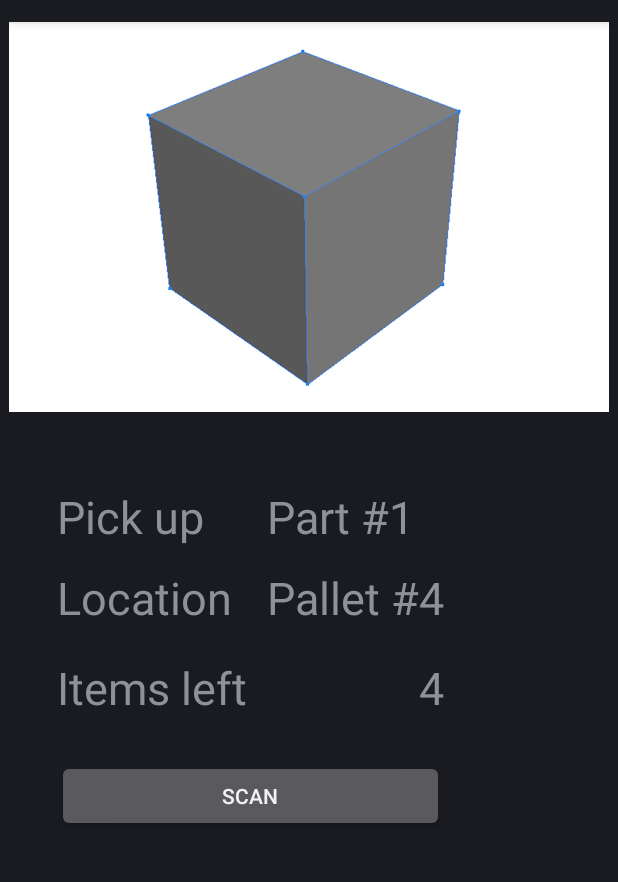
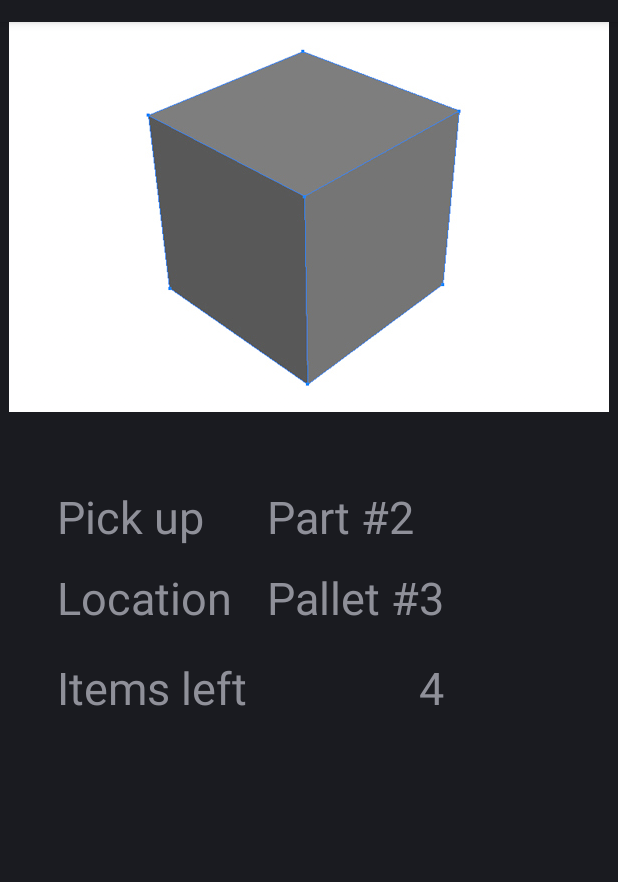
Before and after one commit to bobcob7/HackDFW2016, an Android app: the ItemActivity screen opened directly, with no data from a screen before it, on a phone screen of 412 x 824 dp, the part 62-944 px from its top. Run offline under Robolectric (Android 15) with nearby library versions, the phone set to English and light mode, and no system bars.

Commit message:
final changes

```diff
--- a/app/src/main/java/com/javacodegeeks/freemind/ItemActivity.java
+++ b/app/src/main/java/com/javacodegeeks/freemind/ItemActivity.java
@@ -4,13 +4,15 @@ import android.app.Activity;
 import android.content.Intent;
 import android.os.Bundle;
 import android.view.View;
-import android.widget.Button;
+import android.widget.ImageView;
 import android.widget.TextView;
 import android.widget.Toast;
 
 import java.util.HashMap;
+import java.util.Stack;
 
 import static com.javacodegeeks.freemind.QRCodeScanner.ACTION_SCAN;
+import static com.javacodegeeks.freemind.R.id.imageView;
 
 /**
  * Created by anura on 2/25/2017.
@@ -18,33 +20,70 @@ import static com.javacodegeeks.freemind.QRCodeScanner.ACTION_SCAN;
 
 public class ItemActivity extends Activity {
 
-    private Button scanButton;
+    private ImageView scanImageView;
     private HashMap<Integer,String> qrMap;
+    private HashMap<Integer,String> palletMap;
     private TextView partNumber;
+    private TextView palletNumber;
+    private TextView itemsLeft;
+    private static Stack<Integer> numStack;
+    private static int selectedNumber;
 
     @Override
     protected void onCreate(Bundle savedInstanceState) {
         super.onCreate(savedInstanceState);
         setContentView(R.layout.activity_item);
+        partNumber = (TextView) findViewById(R.id.pickUpItem);
+        palletNumber = (TextView) findViewById(R.id.locationText);
+        itemsLeft = (TextView) findViewById(R.id.itemsLeftText);
+        setupValues();
 
-        partNumber = (TextView) findViewById(R.id.pickUpItem);
-        partNumber.setText("Part #1");
+        if(!numStack.isEmpty()) {
+            selectedNumber = numStack.pop();
+            partNumber.setText("Part #"+selectedNumber);
+            palletNumber.setText(palletMap.get(selectedNumber));
+            itemsLeft.setText(String.valueOf(numStack.size()));
+        }
+        else {
+            partNumber.setText("Finished");
+            palletNumber.setText("No items");
+            itemsLeft.setText("0");
+        }
 
-        qrMap = new HashMap<>();
-        qrMap.put(1,"");
-        qrMap.put(2,"");
-        qrMap.put(3,"");
-        qrMap.put(4,"");
-        qrMap.put(5,"");
 
-        scanButton = (Button) findViewById(R.id.scanButton);
-        scanButton.setOnClickListener(new View.OnClickListener() {
+        scanImageView = (ImageView) findViewById(imageView);
+        scanImageView.setOnClickListener(new View.OnClickListener() {
             @Override
             public void onClick(View view) {
                 scanQRCode();
             }
         });
 
+
+    }
+
+    void setupValues() {
+
+        numStack = new Stack<>();
+        numStack.push(1);
+        numStack.push(3);
+        numStack.push(5);
+        numStack.push(4);
+        numStack.push(2);
+
+        qrMap = new HashMap<>();
+        qrMap.put(1,"#01,square.obj,0,0,0,0,0,0");
+        qrMap.put(2,"#02,square.obj,0,0,14.5,0,0,0");
+        qrMap.put(3,"#03,square.obj,13,0,0,0,0,0");
+        qrMap.put(4,"#04,square.obj,0,-13,0,0,0,0");
+        qrMap.put(5,"#05,square.obj,0,0,28,0,0,0");
+
+        palletMap = new HashMap<>();
+        palletMap.put(1,"Pallet #3");
+        palletMap.put(2,"Pallet #3");
+        palletMap.put(3,"Pallet #6");
+        palletMap.put(4,"Pallet #6");
+        palletMap.put(5,"Pallet #9");
 
     }
 
@@ -59,17 +98,24 @@ public class ItemActivity extends Activity {
             if (resultCode == RESULT_OK) {
                 String contents = intent.getStringExtra("SCAN_RESULT");
                 String format = intent.getStringExtra("SCAN_RESULT_FORMAT");
-                    if (!contents.equals("#01,square.obj,0,0,0,0,0,0")) { //#02,square.obj,0,0,0,0,0,0"
+                    if (!contents.equals(qrMap.get(selectedNumber))) { //#02,square.obj,0,0,0,0,0,0"
                         scanQRCode();
                     }
                 else {
                         Toast toast = Toast.makeText(this, "Item Found, Pick it up", Toast.LENGTH_LONG);
                         toast.show();
+
+                        if(!numStack.isEmpty()) {
+
+                            selectedNumber = numStack.pop();
+                            partNumber.setText("Part #" + selectedNumber);
+                            palletNumber.setText(palletMap.get(selectedNumber));
+                            itemsLeft.setText(String.valueOf(numStack.size()));
+                        } else {
+
+                            this.finish();
+                        }
                     }
-
-
-//                Intent itemIntent = new Intent(this, ItemActivity.class);
-//                startActivity(itemIntent);
             }
         }
     }
--- a/app/src/main/java/com/javacodegeeks/freemind/QRCodeScanner.java
+++ b/app/src/main/java/com/javacodegeeks/freemind/QRCodeScanner.java
@@ -8,18 +8,12 @@ import android.content.Intent;
 import android.net.Uri;
 import android.os.Bundle;
 import android.view.View;
-import android.widget.TextView;
 import android.widget.Toast;
-
-import com.google.firebase.database.DatabaseReference;
 
 public class QRCodeScanner extends Activity {
 	/** Called when the activity is first created. */
 
 	static final String ACTION_SCAN = "com.google.zxing.client.android.SCAN";
-	private DatabaseReference mDatabase;
-	private DatabaseReference boothRef;
-	private TextView boothTextView;
 	private boolean isRepeatedMode;
 
 	@Override
@@ -88,8 +82,10 @@ public class QRCodeScanner extends Activity {
 
 				Toast toast = Toast.makeText(this, "Content:" + contents, Toast.LENGTH_LONG);
 				toast.show();
-				Intent itemIntent = new Intent(this, ItemActivity.class);
-				startActivity(itemIntent);
+				if(contents.equals("B1")) {
+					Intent itemIntent = new Intent(this, ItemActivity.class);
+					startActivity(itemIntent);
+				}
 			}
 		}
 	}
--- a/app/src/main/res/layout/activity_item.xml
+++ b/app/src/main/res/layout/activity_item.xml
@@ -40,16 +40,6 @@
         android:layout_alignEnd="@+id/locationText"
         android:id="@+id/itemsLeftText" />
 
-    <Button
-        android:text="Scan"
-        android:layout_width="wrap_content"
-        android:layout_height="wrap_content"
-        android:layout_below="@+id/itemsLeftText"
-        android:layout_alignEnd="@+id/itemsLeftText"
-        android:layout_marginTop="28dp"
-        android:id="@+id/scanButton"
-        android:layout_alignStart="@+id/itemsLeftLabel" />
-
     <TextView
         android:text="Part #1"
         android:textSize="30dp"
```
